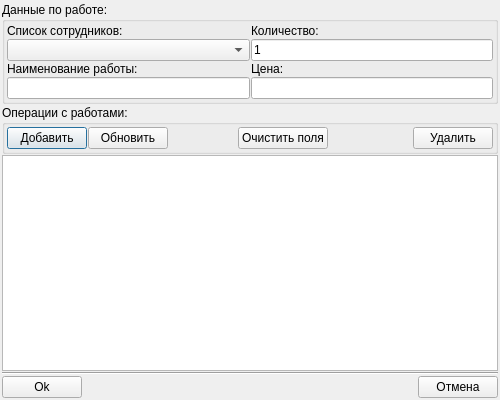
The window that joblistonreceiptdialog.ui (eboladev/XPPC) describes before a commit, drawn with Qt 5.
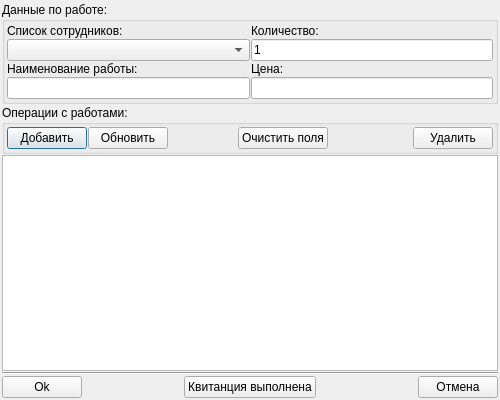
The same window after the commit.

The edit to the form file:
```diff
--- a/joblistonreceiptdialog.ui
+++ b/joblistonreceiptdialog.ui
@@ -263,6 +263,26 @@
        </property>
       </widget>
      </item>
+     <item>
+      <spacer name="horizontalSpacer_4">
+       <property name="orientation">
+        <enum>Qt::Horizontal</enum>
+       </property>
+       <property name="sizeHint" stdset="0">
+        <size>
+         <width>40</width>
+         <height>20</height>
+        </size>
+       </property>
+      </spacer>
+     </item>
+     <item>
+      <widget class="QPushButton" name="pushButtonCheckReady">
+       <property name="text">
+        <string>Квитанция выполнена</string>
+       </property>
+      </widget>
+     </item>
      <item>
       <spacer name="horizontalSpacer_2">
        <property name="orientation">
```
